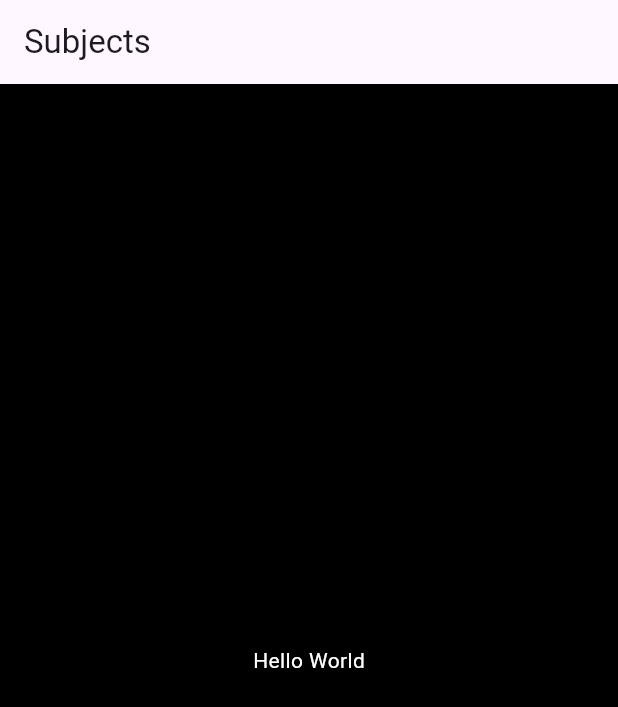
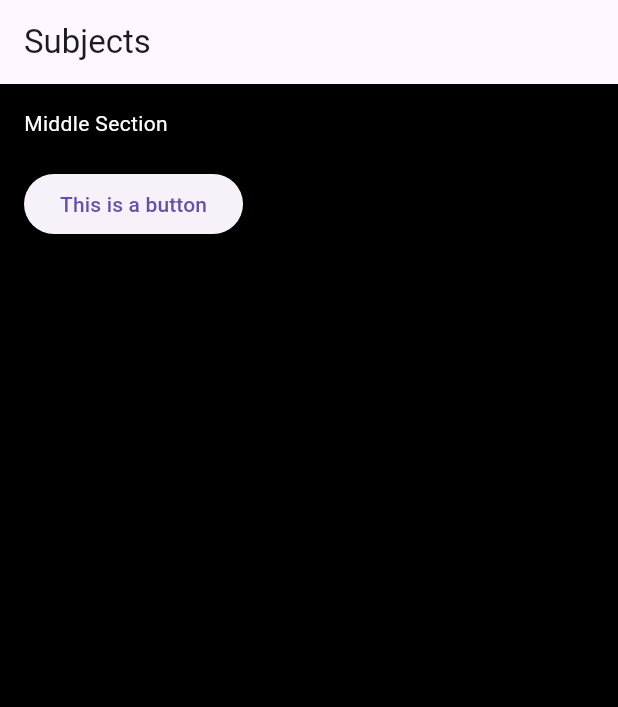
Before and after one commit to Smith-Pad/subjects, a Flutter app: the screen it shows after launch, on a phone screen of 412 x 824 dp. Shown: the top 707 px of the screen. Run offline on Flutter 3.47's test engine with Material 3 defaults, Android fonts, the phone set to English and light mode, and no system bars.

Commit message:
Created some content into flutter... [main.senal]

```diff
--- a/_flutter/lib/main.dart
+++ b/_flutter/lib/main.dart
@@ -7,19 +7,23 @@
   static String topHeaderText = "Subjects";
   static TextAlign topHeaderTextAlign = TextAlign.left;
 
-  static void updateBackgroundColor(Color color) {
+  // Update the global UI background color
+  static void setBackgroundColor(Color color) {
     backgroundColor = color;
   }
 
-  static void updateTextColor(Color color) {
+  // Update the global text color
+  static void setTextColor(Color color) {
     textColor = color;
   }
 
-  static void updateTopHeaderText(String text) {
+  // Update the top header text
+  static void setTopHeaderText(String text) {
     topHeaderText = text;
   }
 
-  static void updateTopHeaderTextAlign(TextAlign textAlign) {
+  // Update the alignment of the top header text
+  static void setTopHeaderTextAlign(TextAlign textAlign) {
     topHeaderTextAlign = textAlign;
   }
 }
@@ -32,7 +36,7 @@
       theme: ThemeData(
         scaffoldBackgroundColor: GlobalStyles.backgroundColor,
         textTheme: TextTheme(
-          bodyMedium: TextStyle(color: GlobalStyles.textColor), // Use bodyText2 for modern Flutter versions
+          bodyLarge: TextStyle(color: GlobalStyles.textColor),
         ),
       ),
       home: Scaffold(
@@ -42,8 +46,27 @@
             textAlign: GlobalStyles.topHeaderTextAlign,
           ),
         ),
-        body: Center(
-          child: Text('Hello World', style: TextStyle(color: GlobalStyles.textColor)),
+        body: Padding(
+          padding: const EdgeInsets.all(16.0),
+          child: Align(
+            alignment: Alignment.centerLeft, // Align the content to the left
+            child: Column(
+              crossAxisAlignment: CrossAxisAlignment.start, // Align children to the left
+              children: <Widget>[
+                Text(
+                  'Middle Section',
+                  style: TextStyle(color: GlobalStyles.textColor),
+                ),
+                const SizedBox(height: 20),
+                ElevatedButton(
+                  onPressed: () {
+                    // Button action
+                  },
+                  child: const Text('This is a button'),
+                ),
+              ],
+            ),
+          ),
         ),
       ),
     );
@@ -51,5 +74,11 @@
 }
 
 void main() {
+  // You can update global styles before running the app
+  GlobalStyles.setBackgroundColor(Colors.black);
+  GlobalStyles.setTextColor(Colors.white);
+  GlobalStyles.setTopHeaderText("Subjects");
+  GlobalStyles.setTopHeaderTextAlign(TextAlign.left);
+
   runApp(MyApp());
 }
```
Also changed, not shown: 1 other file.
